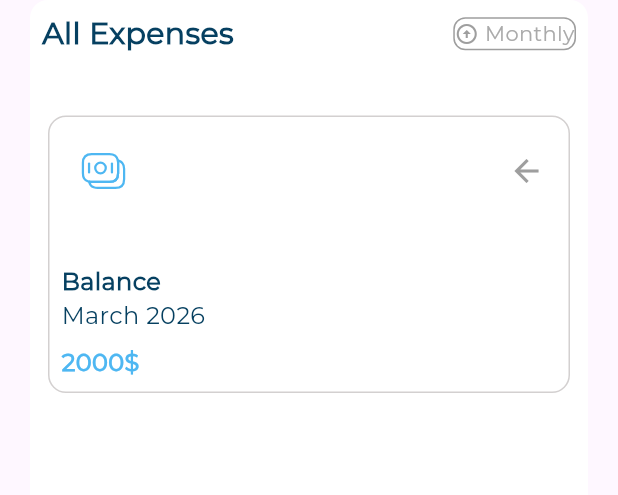
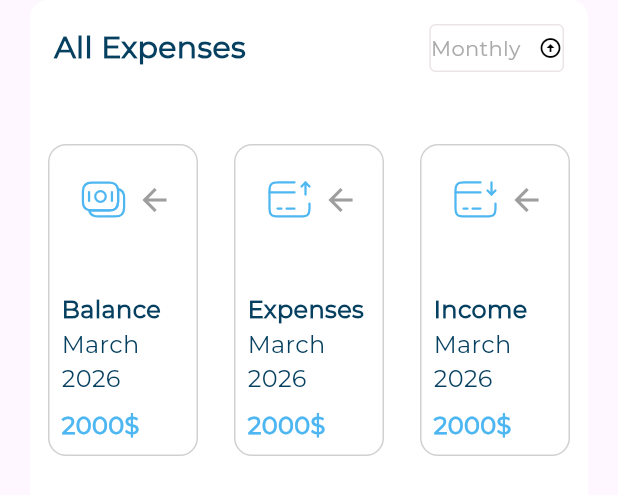
Before and after one commit to karimmohamed0270/Responsive-Dashboard, a Flutter app: the Allexpenses widget shown alone on an empty page, opened directly, on a phone screen of 412 x 824 dp. Shown: the top 495 px of the screen. Run offline on Flutter 3.47's test engine with Material 3 defaults, Android fonts, the phone set to English and light mode, and no system bars; our stand-ins replace flutter_svg.

Commit message:
crearte all expoenses items builder

```diff
--- a/lib/widgets/allexpenses.dart
+++ b/lib/widgets/allexpenses.dart
@@ -1,8 +1,6 @@
 import 'package:flutter/material.dart';
-import 'package:responesive_dashboard/models/allexpenses_item.dart';
-import 'package:responesive_dashboard/utils/appImages.dart';
 import 'package:responesive_dashboard/widgets/allexpensesheader.dart';
-import 'package:responesive_dashboard/widgets/allexpensesitem.dart';
+import 'package:responesive_dashboard/widgets/allexpensesitemsbuilder.dart';
 
 class Allexpenses extends StatelessWidget {
   const Allexpenses({super.key});
@@ -21,19 +19,15 @@ class Allexpenses extends StatelessWidget {
         child: Column(
           children: [
             // 1
-            Allexpensesheader(),
+            Padding(
+              padding: const EdgeInsets.all(8.0),
+              child: Allexpensesheader(),
+            ),
 
             SizedBox(height: 20),
 
             //  items
-            Allexpensesitem(
-              item: AllexpensesItemModel(
-                title: "Balance",
-                image: Assets.imagesBalance,
-                date: "March 2026",
-                price: "2000\$",
-              ),
-            ),
+            Allexpensesitemsbuilder(),
           ],
         ),
       ),
--- a/lib/widgets/allexpensesheader.dart
+++ b/lib/widgets/allexpensesheader.dart
@@ -24,21 +24,25 @@ class Allexpensesheader extends StatelessWidget {
 
             // 2 button
             Container(
+              height: 32,
               decoration: ShapeDecoration(
                 shape: RoundedRectangleBorder(
-                  borderRadius: BorderRadius.circular(8),
-                  side: const BorderSide(color: Colors.grey, width: 1),
+                  borderRadius: BorderRadius.circular(4),
+                  side: const BorderSide(
+                    color: Color.fromARGB(255, 235, 229, 229),
+                    width: 1,
+                  ),
                 ),
               ),
               child: Row(
                 children: const [
+                  Text("Monthly", style: AppStyles.styleRegular14),
+                  SizedBox(width: 12),
                   Icon(
                     Icons.arrow_circle_up_sharp,
                     size: 16,
-                    color: Colors.grey,
+                    color: Colors.black,
                   ),
-                  SizedBox(width: 4),
-                  Text("Monthly", style: AppStyles.styleRegular14),
                 ],
               ),
             ),
--- /dev/null
+++ b/lib/widgets/allexpensesitemsbuilder.dart
@@ -0,0 +1,38 @@
+import 'package:flutter/material.dart';
+import 'package:responesive_dashboard/models/allexpenses_item.dart';
+import 'package:responesive_dashboard/utils/appImages.dart';
+import 'package:responesive_dashboard/widgets/allexpensesitem.dart';
+
+class Allexpensesitemsbuilder extends StatelessWidget {
+  Allexpensesitemsbuilder({super.key});
+
+  List<AllexpensesItemModel> items = [
+    AllexpensesItemModel(
+      title: "Balance",
+      image: Assets.imagesBalance,
+      date: "March 2026",
+      price: "2000\$",
+    ),
+    AllexpensesItemModel(
+      title: "Expenses",
+      image: Assets.imagesExpenses,
+      date: "March 2026",
+      price: "2000\$",
+    ),
+    AllexpensesItemModel(
+      title: "Income",
+      image: Assets.imagesIncome,
+      date: "March 2026",
+      price: "2000\$",
+    ),
+  ];
+
+  @override
+  Widget build(BuildContext context) {
+    return Row(
+      children: items
+          .map((e) => Expanded(child: Allexpensesitem(item: e)))
+          .toList(),
+    );
+  }
+}
```
